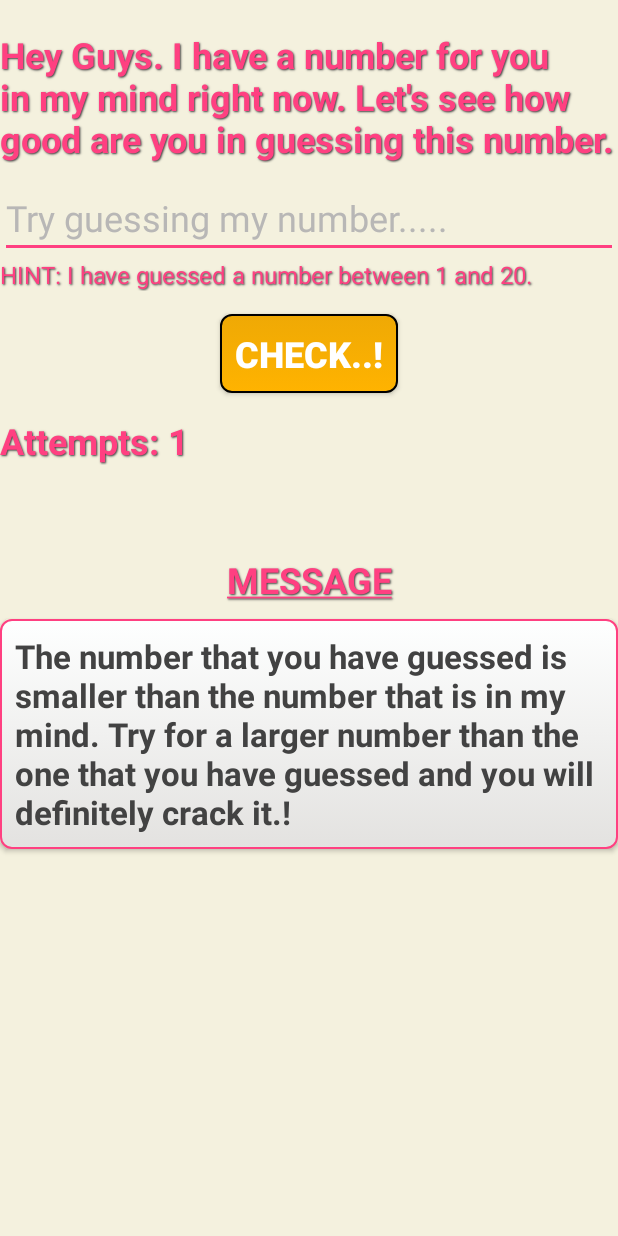
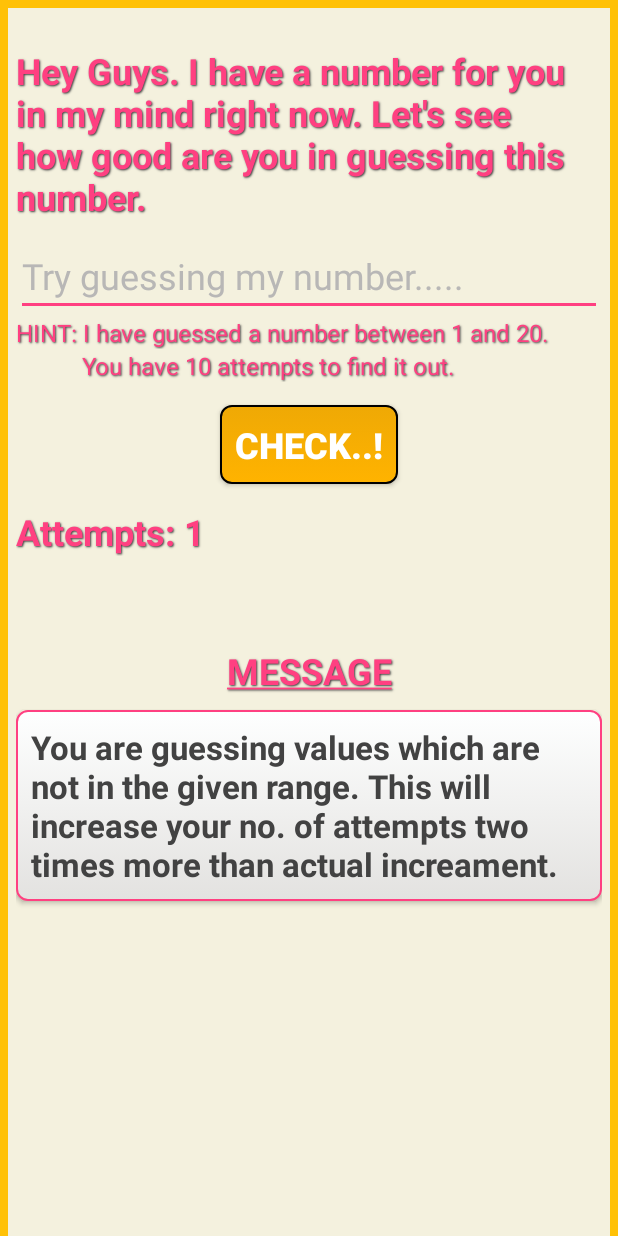
Before and after one commit to JuzerTaher/TheGuessGame, an Android app: the Start screen opened directly, with no data from a screen before it, after a tap on "CHECK..!", on a phone screen of 412 x 824 dp. Run offline under Robolectric (Android 15) with nearby library versions, the phone set to English and light mode, and no system bars; 2 statements that could not run were skipped.

Commit message:
Basic concept modififed. The app is ready to use for beginner level. Will add difficulty level in the upcoming commits

```diff
--- a/app/src/main/java/com/example/juzer/dashboard/About.java
+++ b/app/src/main/java/com/example/juzer/dashboard/About.java
@@ -32,9 +32,6 @@ public class About extends AppCompatActivity implements View.OnClickListener {
                 finish();
                 break;
             case R.id.btnBack:
-                Intent i2;
-                i2=new Intent(About.this,MainActivity.class);
-                startActivity(i2);
                 finish();
                 break;
 
--- a/app/src/main/java/com/example/juzer/dashboard/Start.java
+++ b/app/src/main/java/com/example/juzer/dashboard/Start.java
@@ -1,9 +1,14 @@
 package com.example.juzer.dashboard;
 
+import android.app.ProgressDialog;
+import android.content.Context;
+import android.content.Intent;
 import android.graphics.Paint;
+import android.os.Handler;
 import android.support.v7.app.AppCompatActivity;
 import android.os.Bundle;
 import android.view.View;
+import android.view.inputmethod.InputMethodManager;
 import android.widget.Button;
 import android.widget.EditText;
 import android.widget.TextView;
@@ -14,16 +19,17 @@ import java.security.SecureRandom;
 public class Start extends AppCompatActivity implements View.OnClickListener {
 
     EditText edtGuess;
-    Button btnCheck;
+    Button btnCheck,btnTryAgain,btnHome;
     TextView txtHint,txtMsg,txtInfo,txtAttempt;
     int randomNo,counter=0;
-    int userNo,guessLimit;
+    int userNo,guessLimit,range;
 
     public void numberAndHint(){
-        guessLimit=20;
+        range=20;
+        guessLimit=10;
         SecureRandom sc=new SecureRandom();
-        txtHint.setText("HINT: I have guessed a number between 1 and 20.");
-        randomNo=1+sc.nextInt(guessLimit);
+        txtHint.setText("HINT: I have guessed a number between 1 and " +range+ ".");
+        randomNo=1+sc.nextInt(range);
 
     }
 
@@ -34,6 +40,8 @@ public class Start extends AppCompatActivity implements View.OnClickListener {
 
 
         btnCheck=(Button) findViewById(R.id.btnCheck);
+        btnTryAgain=(Button) findViewById(R.id.btnTryAgain);
+        btnHome=(Button) findViewById(R.id.btnHome);
         txtMsg=(TextView) findViewById(R.id.txtMsg);
         txtAttempt=(TextView) findViewById(R.id.txtAttempt);
         txtHint=(TextView) findViewById(R.id.txtHint);
@@ -41,6 +49,11 @@ public class Start extends AppCompatActivity implements View.OnClickListener {
 
         txtMsg.setPaintFlags(txtMsg.getPaintFlags()| Paint.UNDERLINE_TEXT_FLAG);
         btnCheck.setOnClickListener(Start.this);
+        btnHome.setOnClickListener(Start.this);
+        btnTryAgain.setOnClickListener(Start.this);
+
+        btnTryAgain.setVisibility(View.INVISIBLE);
+        btnHome.setVisibility(View.INVISIBLE);
 
         numberAndHint();
     }
@@ -48,35 +61,78 @@ public class Start extends AppCompatActivity implements View.OnClickListener {
     @Override
     public void onClick(View view) {
 
-        theGame();
-        if(counter<guessLimit) {
+        switch (view.getId()) {
 
-            counter = counter + 1;
-            txtAttempt.setText("Attempts: " + counter);
-        }
-        else
-            txtInfo.setText("Sorry, you have crossed the maximum limit of guessing.! The number in my mind was "+randomNo+ ". Better luck next time.!");
+            case R.id.btnCheck:
+                hideKeyboard();
+                progress();
+                if (counter < guessLimit) {
+                    counter = counter + 1;
+                    txtAttempt.setText("Attempts: " + counter);
+                } else if (counter == guessLimit) {
+                    txtInfo.setText("Sorry, you have crossed the maximum limit of guessing.! The number in my mind was " + randomNo + ". Better luck next time.!");
+                    btnHome.setVisibility(View.VISIBLE);
+                    btnTryAgain.setVisibility(View.VISIBLE);
+                }
+                theGame();
+                break;
+
+            case R.id.btnTryAgain:
+                finish();
+                Intent i=new Intent(Start.this,Start.class);
+                startActivity(i);
+                break;
+
+            case R.id.btnHome:
+                finish();
+                break;
 
 
+        }
     }
 
         public void theGame(){
 
         edtGuess=(EditText) findViewById(R.id.edtGuess);
         userNo=Integer.parseInt(edtGuess.getText().toString());
-        if(userNo<0||userNo>20){
+
+        if(userNo<1||userNo>guessLimit){
             counter = counter + 1;
             txtInfo.setText("You are guessing values which are not in the given range. This will increase your no. of attempts two times more than actual increament.");
         }
-        else if(userNo==randomNo)
-            txtInfo.setText("Congratualations.! You have managed to guess the number that i had in my mind in " +(counter+1)+ " attempts." +
+        else if(userNo==randomNo && counter<guessLimit) {
+            txtInfo.setText("CONGRATULATIONS..! You have managed to guess the number that i had in my mind in " + (counter) + " attempts." +
                     "You are all set to appear for objective exams. All the best.! :)");
-        else if(userNo>randomNo)
-            txtInfo.setText("The number that you have guessed is larger than the number that is in my mind. Try for a smaller number" +
+            btnHome.setVisibility(View.VISIBLE);
+            btnTryAgain.setVisibility(View.VISIBLE);
+            btnCheck.setVisibility(View.INVISIBLE);
+        }else if(userNo>randomNo && counter<guessLimit)
+            txtInfo.setText("TRY LOWER : The number that you have guessed is larger than the number that is in my mind. Try for a smaller number" +
                     " than the one that you have guessed and you will definitely crack it.!");
-        else if(userNo<randomNo)
-            txtInfo.setText("The number that you have guessed is smaller than the number that is in my mind. Try for a larger number" +
+        else if(userNo<randomNo && counter<guessLimit)
+            txtInfo.setText("TRY HIGHER : The number that you have guessed is smaller than the number that is in my mind. Try for a larger number" +
                     " than the one that you have guessed and you will definitely crack it.!");
 
         }
+
+        public void progress(){
+            final ProgressDialog progressDialog=new ProgressDialog(Start.this);
+            progressDialog.setMessage("Fetching the result for you... Please wait..!");
+            progressDialog.show();
+            Handler handler = new Handler();
+            handler.postDelayed(new Runnable() {
+                public void run() {
+                    progressDialog.dismiss();
+                }
+            }, 1000);
+
+        }
+
+        public void hideKeyboard(){
+            InputMethodManager inputManager = (InputMethodManager)
+                    getSystemService(Context.INPUT_METHOD_SERVICE);
+
+            inputManager.hideSoftInputFromWindow(getCurrentFocus().getWindowToken(),
+                    InputMethodManager.HIDE_NOT_ALWAYS);
+        }
 }
--- /dev/null
+++ b/app/src/main/res/drawable/about_text2.xml
@@ -0,0 +1,38 @@
+<?xml version="1.0" encoding="UTF-8"?>
+<selector xmlns:android="http://schemas.android.com/apk/res/android">
+    <item android:state_pressed="true" >
+        <shape>
+            <solid
+                android:color="#250e65" />
+            <stroke
+                android:width="1dp"
+                android:color="#222222" />
+            <corners
+                android:radius="7dp" />
+            <padding
+                android:left="10dp"
+                android:top="10dp"
+                android:right="10dp"
+                android:bottom="10dp" />
+        </shape>
+    </item>
+
+    <item>
+        <shape>
+            <gradient
+                android:startColor="#4319ba"
+                android:endColor="#7c4dff"
+                android:angle="270" />
+            <stroke
+                android:width="1dp"
+                android:color="#000" />
+            <corners
+                android:radius="7dp" />
+            <padding
+                android:left="10dp"
+                android:top="10dp"
+                android:right="10dp"
+                android:bottom="10dp" />
+        </shape>
+    </item>
+</selector>
--- /dev/null
+++ b/app/src/main/res/drawable/about_text4.xml
@@ -0,0 +1,38 @@
+<?xml version="1.0" encoding="UTF-8"?>
+<selector xmlns:android="http://schemas.android.com/apk/res/android">
+    <item android:state_pressed="true" >
+        <shape>
+            <solid
+                android:color="#05483f" />
+            <stroke
+                android:width="1dp"
+                android:color="#222222" />
+            <corners
+                android:radius="7dp" />
+            <padding
+                android:left="10dp"
+                android:top="10dp"
+                android:right="10dp"
+                android:bottom="10dp" />
+        </shape>
+    </item>
+
+    <item>
+        <shape>
+            <gradient
+                android:startColor="#0a927f"
+                android:endColor="#00bfa5"
+                android:angle="270" />
+            <stroke
+                android:width="1dp"
+                android:color="#000" />
+            <corners
+                android:radius="7dp" />
+            <padding
+                android:left="10dp"
+                android:top="10dp"
+                android:right="10dp"
+                android:bottom="10dp" />
+        </shape>
+    </item>
+</selector>
--- a/app/src/main/res/layout/activity_start.xml
+++ b/app/src/main/res/layout/activity_start.xml
@@ -4,13 +4,23 @@
     xmlns:tools="http://schemas.android.com/tools"
     android:layout_width="match_parent"
     android:layout_height="match_parent"
-    android:background="@color/colorBackground"
+    android:background="@color/colorPrimary"
     tools:context=".Start">
+
+    <ScrollView
+        android:layout_width="match_parent"
+        android:layout_height="match_parent">
+        <LinearLayout
+            android:layout_width="match_parent"
+            android:layout_height="match_parent">
 
             <LinearLayout
                 android:layout_width="match_parent"
                 android:layout_height="match_parent"
-        android:orientation="vertical">
+                android:orientation="vertical"
+                android:layout_margin="5dp"
+                android:padding="5dp"
+                android:background="@color/colorBackground">
 
                 <android.support.v4.widget.Space
                     android:layout_width="match_parent"
@@ -53,7 +63,19 @@
                     android:shadowRadius="1"
                     android:shadowDx="1"
                     android:shadowDy="1"
-            android:text="HINT: I have guessed a number between 1 and 20."
+                    android:text=" HINT: I have guessed a number between 1 and 20."
+                    android:textColor="@color/colorAccent"
+                    android:textSize="16dp"/>
+
+                <TextView
+                    android:id="@+id/txtLimitHint"
+                    android:layout_width="match_parent"
+                    android:layout_height="wrap_content"
+                    android:shadowColor="@color/cardview_dark_background"
+                    android:shadowRadius="1"
+                    android:shadowDx="1"
+                    android:shadowDy="1"
+                    android:text="           You have 10 attempts to find it out."
                     android:textColor="@color/colorAccent"
                     android:textSize="16dp"/>
 
@@ -126,8 +148,52 @@
                     android:elevation="2dp"
                     android:background="@drawable/message_box"/>
 
+                <android.support.v4.widget.Space
+                    android:layout_width="match_parent"
+                    android:layout_height="60dp" />
+
+                <Button
+                    android:layout_width="wrap_content"
+                    android:layout_height="wrap_content"
+                    android:layout_margin="5dp"
+                    android:id="@+id/btnTryAgain"
+                    android:elevation="10dp"
+                    android:text="TRY AGAIN..!"
+                    android:textSize="24dp"
+                    android:textStyle="bold"
+                    android:layout_gravity="center"
+                    android:textColor="@color/white"
+                    android:background="@drawable/about_text2"/>
+
+                <android.support.v4.widget.Space
+                    android:layout_width="match_parent"
+                    android:layout_height="10dp" />
+
+                <Button
+                    android:layout_width="wrap_content"
+                    android:layout_height="wrap_content"
+                    android:layout_margin="5dp"
+                    android:id="@+id/btnHome"
+                    android:elevation="10dp"
+                    android:text="EXIT"
+                    android:textSize="24dp"
+                    android:textStyle="bold"
+                    android:layout_gravity="center"
+                    android:textColor="@color/white"
+                    android:background="@drawable/about_text4"/>
+
+                <android.support.v4.widget.Space
+                    android:layout_width="match_parent"
+                    android:layout_height="25dp" />
+
+
+
 
             </LinearLayout>
 
 
+
+
+        </LinearLayout>
+    </ScrollView>
 </RelativeLayout>
```
Lines whose indentation alone changed are shown as unchanged.
